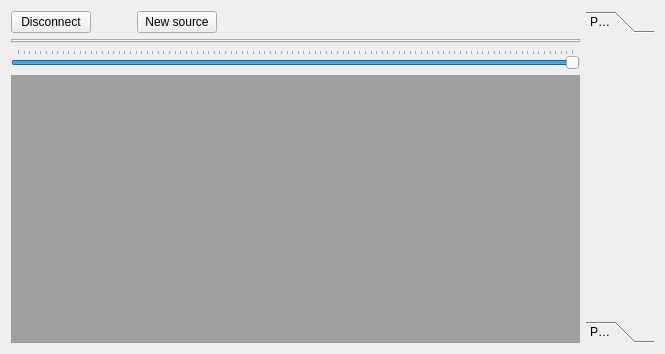
First picture: the form in src/LorrisAnalyzer/lorrisanalyzer.ui, repository Tasssadar/Lorris, before the edit.
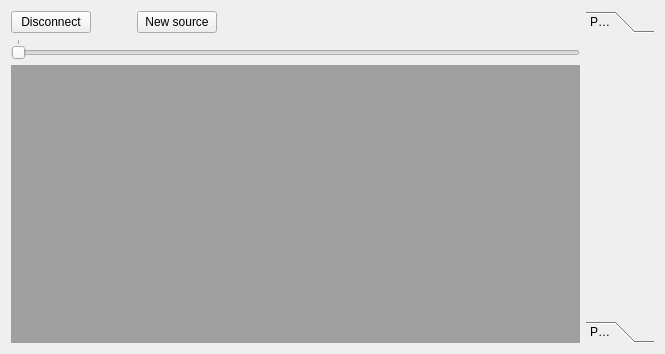
Second picture: the form after the edit.

```diff
--- a/src/LorrisAnalyzer/lorrisanalyzer.ui
+++ b/src/LorrisAnalyzer/lorrisanalyzer.ui
@@ -23,7 +23,7 @@
    <item row="0" column="0">
     <layout class="QHBoxLayout" name="horizontalLayout_2" stretch="1,0">
      <item>
-      <layout class="QVBoxLayout" name="verticalLayout" stretch="0,0,0,1">
+      <layout class="QVBoxLayout" name="leftVLayout" stretch="0,0,1">
        <item>
         <layout class="QHBoxLayout" name="horizontalLayout">
          <item>
@@ -72,16 +72,12 @@
         </layout>
        </item>
        <item>
-        <widget class="QTabWidget" name="tabWidget">
-         <property name="currentIndex">
-          <number>-1</number>
+        <widget class="QSlider" name="timeSlider">
+         <property name="maximum">
+          <number>0</number>
          </property>
-        </widget>
-       </item>
-       <item>
-        <widget class="QSlider" name="horizontalSlider">
          <property name="value">
-          <number>99</number>
+          <number>0</number>
          </property>
          <property name="orientation">
           <enum>Qt::Horizontal</enum>
```
